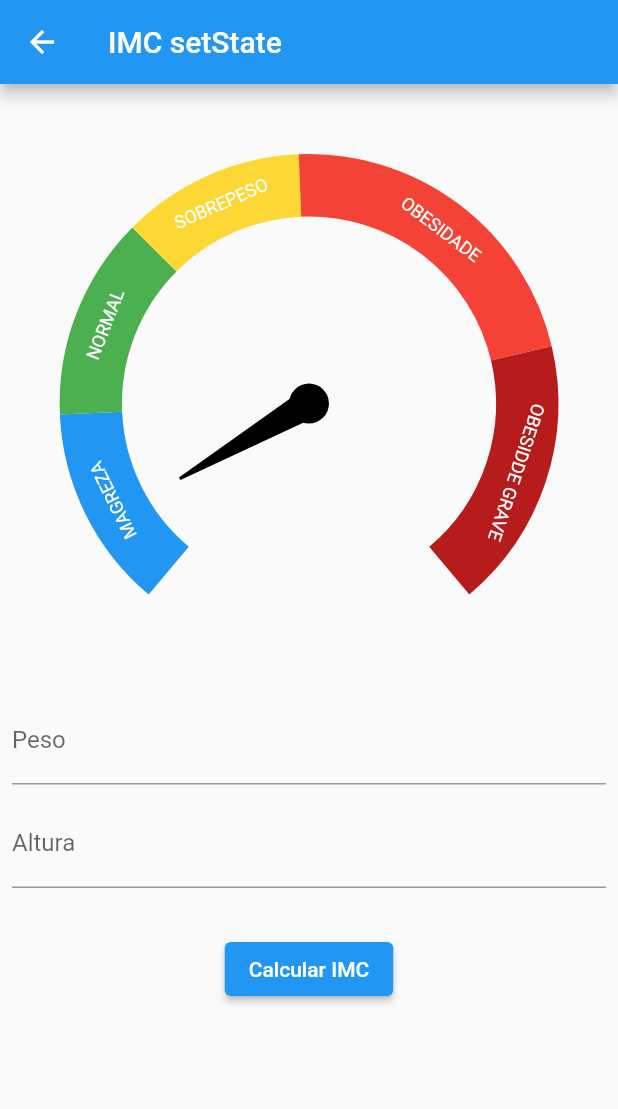
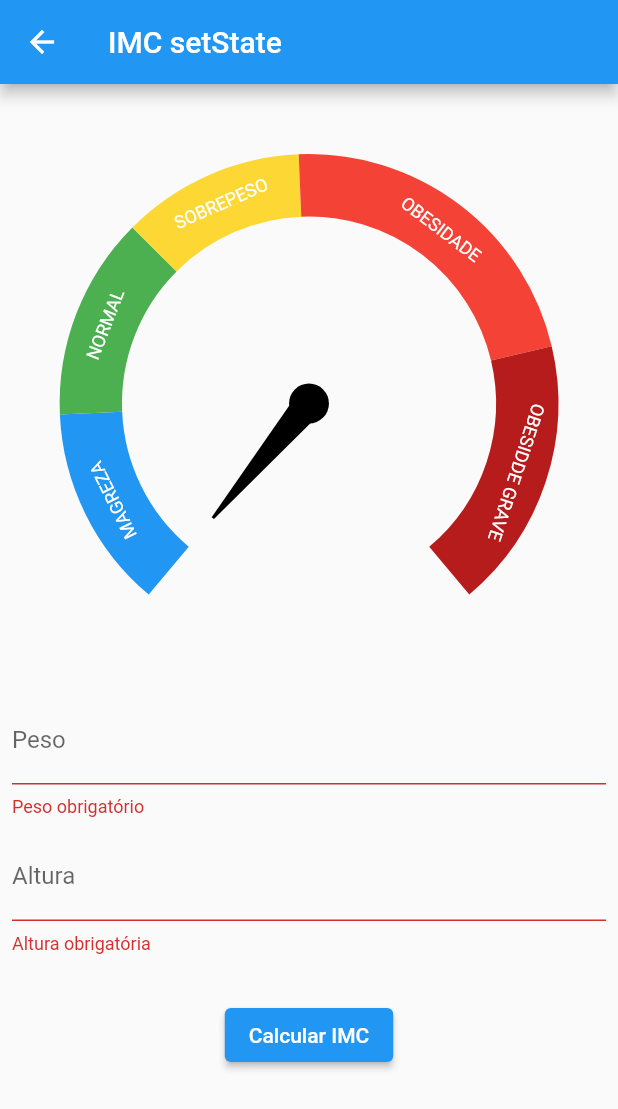
Before and after one commit to JnrMoraes/imc-flutter, a Flutter app: the ImcSetstatePage screen opened directly, after a tap on "Calcular IMC", on a phone screen of 412 x 824 dp. Shown: the top 1109 px of the screen. Run offline on Flutter 3.47's test engine with Material 2 defaults, Android fonts, the phone set to English and light mode, and no system bars; drawn by our look-alikes of syncfusion_flutter_gauges; our stand-ins replace currency_text_input_formatter.

Commit message:
update gauce n logic into button

```diff
--- a/lib/setState/imc_setstate_page.dart
+++ b/lib/setState/imc_setstate_page.dart
@@ -1,7 +1,10 @@
+import 'dart:math';
+
 import 'package:currency_text_input_formatter/currency_text_input_formatter.dart';
 import 'package:flutter/material.dart';
-import 'package:imc/widget/imc_gauce_range.dart';
-import 'package:syncfusion_flutter_gauges/gauges.dart';
+import 'package:intl/intl.dart';
+
+import '../widget/imc_gauce_widget.dart';
 
 class ImcSetstatePage extends StatefulWidget {
   const ImcSetstatePage({Key? key}) : super(key: key);
@@ -13,6 +16,20 @@ class ImcSetstatePage extends StatefulWidget {
 class _ImcSetstatePageState extends State<ImcSetstatePage> {
   final pesoEC = TextEditingController();
   final alturaEC = TextEditingController();
+  final formKey = GlobalKey<FormState>();
+  double imc = 0;
+
+  Future<void> _calcularIMC({required double peso, required double altura}) async {
+
+    setState(() {
+      imc = 0;
+    });
+
+    await Future.delayed(const Duration(seconds: 1));
+    setState(() {
+      imc = peso / pow(altura, 2);
+    });
+  }
 
   @override
   void dispose() {
@@ -28,6 +45,8 @@ class _ImcSetstatePageState extends State<ImcSetstatePage> {
         title: const Text('IMC setState'),
       ),
       body: SingleChildScrollView(
+        child: Form(
+          key: formKey,
           child: Padding(
             padding: const EdgeInsets.all(8.0),
             child: Column(
@@ -35,49 +54,8 @@ class _ImcSetstatePageState extends State<ImcSetstatePage> {
                 const SizedBox(
                   height: 30,
                 ),
-              SfRadialGauge(
-                axes: [
-                  RadialAxis(
-                    showLabels: false,
-                    showAxisLine: false,
-                    showTicks: false,
-                    minimum: 12.5,
-                    maximum: 47.9,
-                    ranges: [
-                      ImcGauceRange(
-                          color: Colors.blue,
-                          start: 12.5,
-                          end: 18.5,
-                          label: 'MAGREZA'),
-                      ImcGauceRange(
-                          color: Colors.green,
-                          start: 18.5,
-                          end: 24.5,
-                          label: 'NORMAL'),
-                      ImcGauceRange(
-                          color: Colors.yellow[600]!,
-                          start: 24.5,
-                          end: 29.9,
-                          label: 'SOBREPESO'),
-                      ImcGauceRange(
-                          color: Colors.red[500]!,
-                          start: 29.9,
-                          end: 39.9,
-                          label: 'OBESIDADE'),
-                      ImcGauceRange(
-                          color: Colors.red[900]!,
-                          start: 39.9,
-                          end: 47.9,
-                          label: 'OBESIDDE GRAVE'),
-                    ],
-                    pointers: [
-                      NeedlePointer(
-                        value: 15,
-                        enableAnimation: true,
-                      ),
-                    ],
-                  )
-                ],
+                ImcGauceWidget(
+                  imc: imc,
                 ),
                 const SizedBox(
                   height: 20,
@@ -94,6 +72,12 @@ class _ImcSetstatePageState extends State<ImcSetstatePage> {
                       decimalDigits: 2,
                     )
                   ],
+                  validator: (String? value) {
+                    if (value == null || value.isEmpty) {
+                      return 'Peso obrigatório';
+                    }
+                    return null;
+                  },
                 ),
                 const SizedBox(
                   height: 10,
@@ -110,18 +94,36 @@ class _ImcSetstatePageState extends State<ImcSetstatePage> {
                       decimalDigits: 2,
                     )
                   ],
+                  validator: (String? value) {
+                    if (value == null || value.isEmpty) {
+                      return 'Altura obrigatória';
+                    }
+                    return null;
+                  },
                 ),
                 const SizedBox(
                   height: 30,
                 ),
                 ElevatedButton(
-                onPressed: () {},
+                  onPressed: () {
+                    var formValid = formKey.currentState?.validate() ?? false;
+                    if (formValid) {
+                      var formatter = NumberFormat.simpleCurrency(
+                          locale: 'pt_BR', decimalDigits: 2);
+
+                      double peso = formatter.parse(pesoEC.text) as double;
+                      double altura = formatter.parse(alturaEC.text) as double;
+
+                      _calcularIMC(peso: peso, altura: altura);
+                    }
+                  },
                   child: const Text('Calcular IMC'),
                 ),
               ],
             ),
           ),
         ),
+      ),
     );
   }
 }
--- /dev/null
+++ b/lib/widget/imc_gauce_widget.dart
@@ -0,0 +1,56 @@
+// ignore_for_file: public_member_api_docs, sort_constructors_first
+import 'package:flutter/material.dart';
+import 'package:syncfusion_flutter_gauges/gauges.dart';
+
+import 'imc_gauce_range.dart';
+
+class ImcGauceWidget extends StatelessWidget {
+  const ImcGauceWidget({
+    Key? key,
+    required this.imc,
+  }) : super(key: key);
+
+  final double imc;
+
+  @override
+  Widget build(BuildContext context) {
+    return SfRadialGauge(
+      axes: [
+        RadialAxis(
+          showLabels: false,
+          showAxisLine: false,
+          showTicks: false,
+          minimum: 12.5,
+          maximum: 47.9,
+          ranges: [
+            ImcGauceRange(
+                color: Colors.blue, start: 12.5, end: 18.5, label: 'MAGREZA'),
+            ImcGauceRange(
+                color: Colors.green, start: 18.5, end: 24.5, label: 'NORMAL'),
+            ImcGauceRange(
+                color: Colors.yellow[600]!,
+                start: 24.5,
+                end: 29.9,
+                label: 'SOBREPESO'),
+            ImcGauceRange(
+                color: Colors.red[500]!,
+                start: 29.9,
+                end: 39.9,
+                label: 'OBESIDADE'),
+            ImcGauceRange(
+                color: Colors.red[900]!,
+                start: 39.9,
+                end: 47.9,
+                label: 'OBESIDDE GRAVE'),
+          ],
+          pointers: [
+            NeedlePointer(
+              value: imc,
+              enableAnimation: true,
+            ),
+          ],
+        )
+      ],
+    );
+  }
+}
--- a/pubspec.yaml
+++ b/pubspec.yaml
@@ -32,6 +32,7 @@ dependencies:
     sdk: flutter
   syncfusion_flutter_gauges: ^21.2.8
   currency_text_input_formatter: ^2.1.10
+  intl: ^0.18.1
 
   # The following adds the Cupertino Icons font to your application.
   # Use with the CupertinoIcons class for iOS style icons.
```
Also changed, not shown: pubspec.lock. Lines whose indentation alone changed are shown as unchanged.
